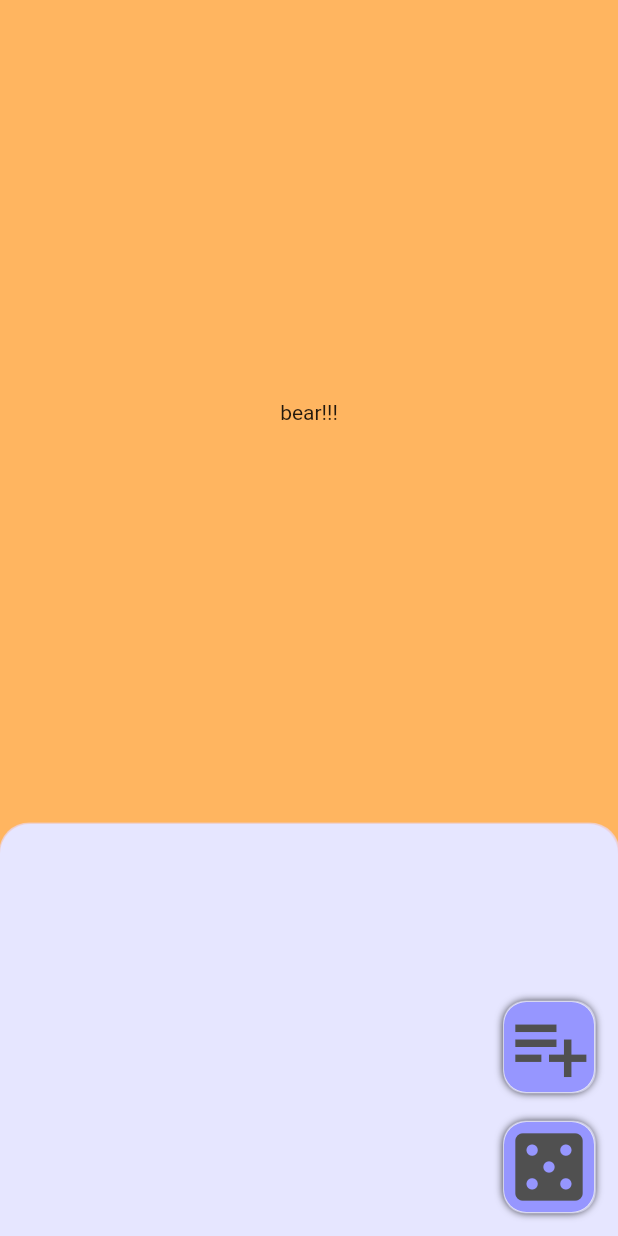
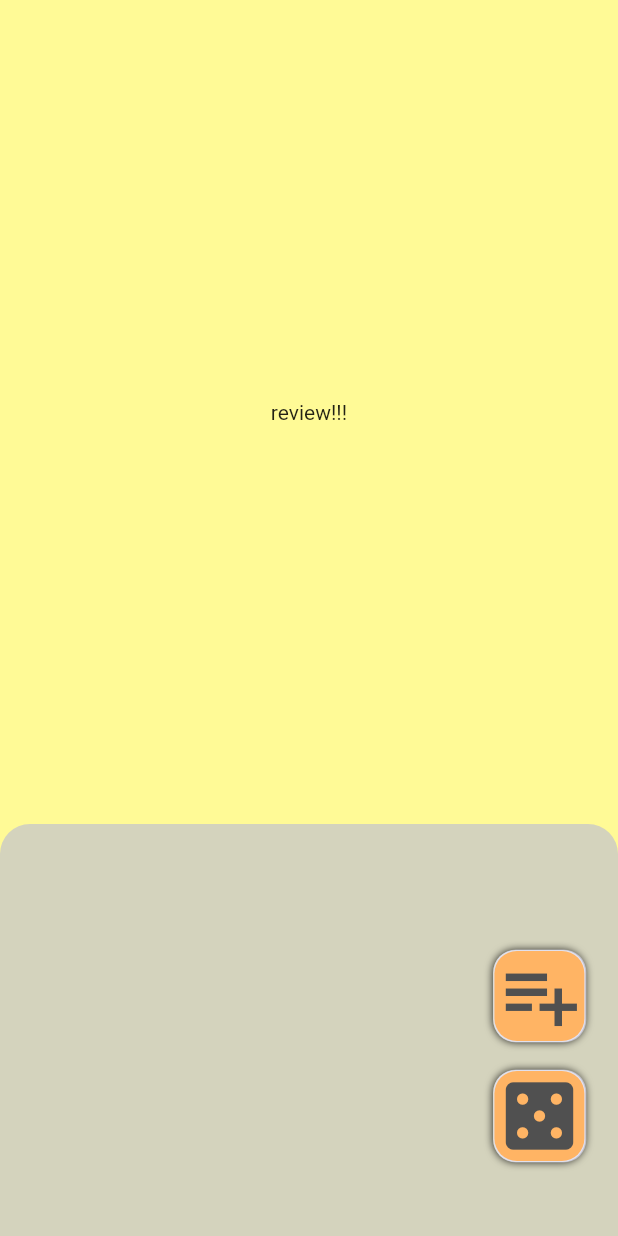
Before and after one commit to takasea/rigmarole, a Flutter app: the screen it shows after launch, on a phone screen of 412 x 824 dp. Run offline on Flutter 3.47's test engine with Material 2 defaults, Android fonts, the phone set to English and light mode, and no system bars; our stand-ins replace shared_preferences; project files that could hold a hidden picture were left out.

```diff
--- a/lib/main.dart
+++ b/lib/main.dart
@@ -6,7 +6,7 @@ import 'model/pomodorodata.dart';
 
 import 'utilities/selectuiplatform.dart';
 import 'ui/material/materialappui.dart';
-import 'ui/ios/cupertinoappui.dart';
+// import 'ui/ios/cupertinoappui.dart';
 
 void main() async {
   // debugPrintBeginFrameBanner = true;
@@ -62,7 +62,7 @@ class AppState extends State<App> with WidgetsBindingObserver {
   @override
   Widget build(BuildContext context) {
     return const SelectPlatformUI(
-      platformIOS: CupertinoAppUI(),
+      // platformIOS: CupertinoAppUI(),
       defaultUI: MaterialAppUI(),
     );
   }
--- a/lib/ui/material/screen/materialprojectscreen.dart
+++ b/lib/ui/material/screen/materialprojectscreen.dart
@@ -10,26 +10,48 @@ class MaterialProjectScreen extends StatelessWidget {
   @override
   Widget build(BuildContext context) {
     return Scaffold(
-      backgroundColor: const Color(0xFFFFB560),
+      backgroundColor: const Color.fromARGB(255, 255, 250, 150),
       body: Column(
         children: const [
-          //TODO: CommunicationWithBearWidget
           Flexible(
             flex: 2,
+            //ReviewSection
             child: Center(
-              child: Text('bear!!!'),
+              child: Text('review!!!'),
             ),
           ),
           Flexible(
             flex: 1,
+            child: ProjectBottomSection(),
+          ),
+        ],
+      ),
+    );
+  }
+}
+
+class ProjectBottomSection extends StatelessWidget {
+  const ProjectBottomSection({Key? key}) : super(key: key);
+
+  @override
+  Widget build(BuildContext context) {
+    return Container(
+      decoration: const BoxDecoration(
+        color: Color.fromARGB(200, 200, 200, 200),
+        borderRadius: BorderRadius.vertical(top: Radius.circular(20)),
+      ),
+      child: Row(
+        children: [
+          const Flexible(
+            flex: 4,
             child: ProjectListWidget(
               key:
                   GlobalObjectKey<_ProjectListWidgetState>('ProjectListWidget'),
             ),
           ),
-        ],
-      ),
-      floatingActionButton: Column(
+          Flexible(
+            flex: 1,
+            child: Column(
               mainAxisAlignment: MainAxisAlignment.end,
               children: const [
                 AddProjectButton(),
@@ -37,6 +59,12 @@ class MaterialProjectScreen extends StatelessWidget {
                   height: 20,
                 ),
                 RandomChoiceButton(),
+                SizedBox(
+                  height: 50,
+                ),
+              ],
+            ),
+          )
         ],
       ),
     );
@@ -57,20 +85,7 @@ class _ProjectListWidgetState extends State<ProjectListWidget> {
 
   @override
   Widget build(BuildContext context) {
-    return Container(
-      decoration: const BoxDecoration(
-          color: Color.fromARGB(255, 230, 230, 255),
-          borderRadius: BorderRadius.vertical(top: Radius.circular(20)),
-          boxShadow: <BoxShadow>[
-            BoxShadow(
-              color: Color.fromARGB(255, 230, 220, 255),
-              offset: Offset(0.3, 0.0),
-              blurRadius: 1.3,
-              spreadRadius: 1.0,
-              blurStyle: BlurStyle.inner,
-            )
-          ]),
-      child: ListView.builder(
+    return ListView.builder(
       controller: _controller,
       itemCount: AppState.draw.projectNames.length,
       itemBuilder: (context, index) {
@@ -95,7 +110,6 @@ class _ProjectListWidgetState extends State<ProjectListWidget> {
           },
         );
       },
-      ),
     );
   }
 
@@ -118,13 +132,13 @@ class ProjectTile extends StatelessWidget {
   @override
   Widget build(BuildContext context) {
     return Container(
-      margin: const EdgeInsets.fromLTRB(20, 10, 100, 10),
+      margin: const EdgeInsets.fromLTRB(20, 10, 20, 10),
       decoration: BoxDecoration(
         color: const Color(0xFFFFFFFF).withOpacity(0.5),
         borderRadius: BorderRadius.circular(20),
         boxShadow: <BoxShadow>[
           const BoxShadow(
-            color: Colors.black38,
+            color: Color(0x40000000),
             offset: Offset(1.8, 1.8),
             blurRadius: 0.8,
             spreadRadius: 0.3,
@@ -161,7 +175,7 @@ class AddProjectButton extends StatelessWidget {
     return GestureDetector(
       child: Container(
         decoration: BoxDecoration(
-          color: const Color.fromARGB(255, 150, 150, 255),
+          color: const Color.fromARGB(255, 255, 180, 100),
           borderRadius: BorderRadius.circular(15),
           boxShadow: const [
             BoxShadow(
@@ -209,7 +223,7 @@ class RandomChoiceButton extends StatelessWidget {
     return GestureDetector(
       child: Container(
         decoration: BoxDecoration(
-          color: const Color.fromARGB(255, 150, 150, 255),
+          color: const Color.fromARGB(255, 255, 180, 100),
           borderRadius: BorderRadius.circular(15),
           boxShadow: const [
             BoxShadow(
--- a/lib/ui/section/screenbackbutton.dart
+++ b/lib/ui/section/screenbackbutton.dart
@@ -10,7 +10,7 @@ class ScreenBackButton extends StatelessWidget {
     return GestureDetector(
       child: Container(
         decoration: BoxDecoration(
-          color: const Color.fromARGB(255, 150, 150, 255),
+          color: const Color.fromARGB(255, 255, 180, 100),
           borderRadius: BorderRadius.circular(15),
           boxShadow: const [
             BoxShadow(
```
Also changed, not shown: lib/ui/material/screen/materialstepperscreen.dart (+57 -44 lines), 3 other files. Lines whose indentation alone changed are shown as unchanged.
